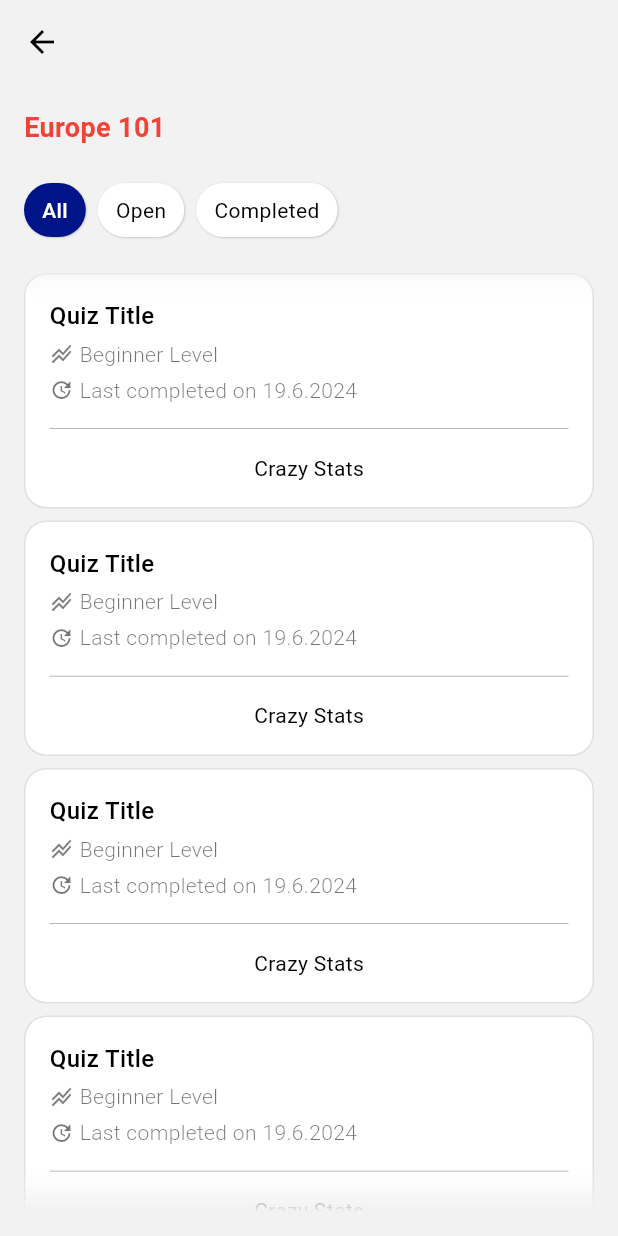
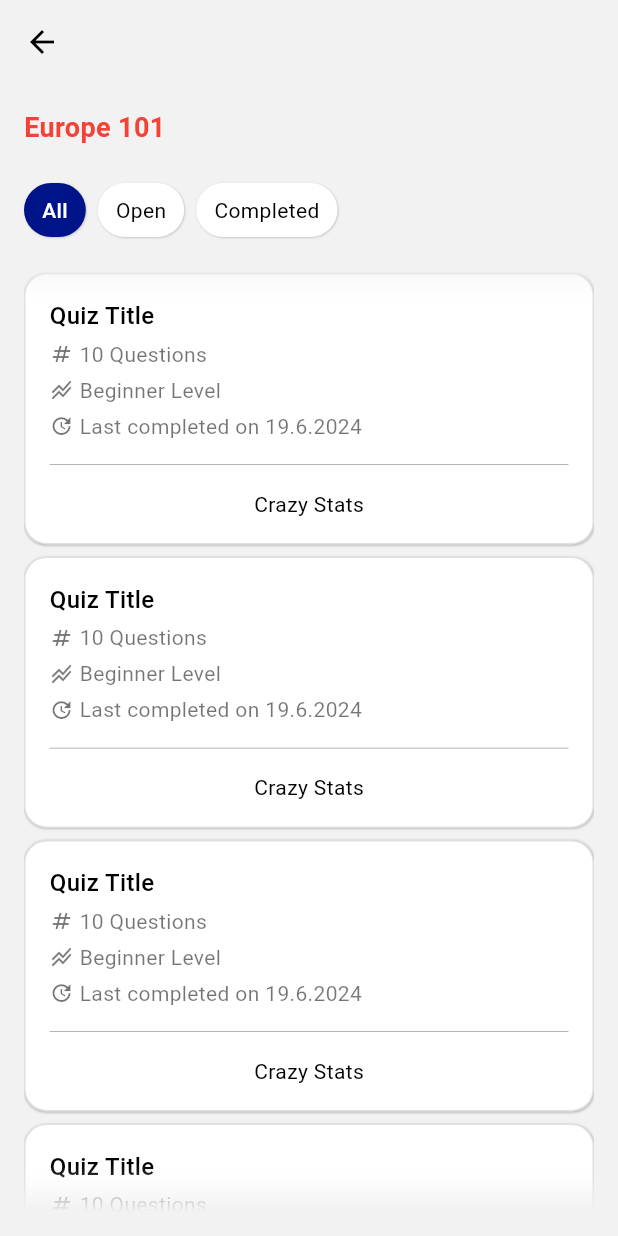
Before and after one commit to LukPle/LearnEurope, a Flutter app: the QuizSelectionScreen screen opened directly with empty values, on a phone screen of 412 x 824 dp. Run offline on Flutter 3.47's test engine with Material 3 defaults, Android fonts, the phone set to English and light mode, and no system bars; our stand-ins replace confetti, flutter_mobx, flutter_tts, mobx; missing offline and left inert: animated_digit; generated files the repository leaves out were written again; network calls fail.

```diff
--- a/lib/constants/textstyles.dart
+++ b/lib/constants/textstyles.dart
@@ -47,7 +47,6 @@ class AppTextStyles {
     return TextStyle(
       fontSize: 14,
       color: brightness == Brightness.light ? Colors.black54 : Colors.white54,
-      fontWeight: FontWeight.w300,
     );
   }
 
--- a/lib/ui/components/quiz_card.dart
+++ b/lib/ui/components/quiz_card.dart
@@ -27,6 +27,13 @@ class QuizCard extends StatelessWidget {
         color: brightness == Brightness.light ? AppColors.lightCard : AppColors.darkCard,
         borderRadius: BorderRadius.circular(15),
         border: Border.all(color: Colors.black12),
+        boxShadow: [
+          BoxShadow(
+            color: Colors.black.withOpacity(0.2),
+            blurRadius: 0.5,
+            offset: const Offset(0.5, 0.5),
+          ),
+        ],
       ),
       padding: const EdgeInsets.all(AppPaddings.padding_16),
       child: Column(
@@ -44,6 +51,21 @@ class QuizCard extends StatelessWidget {
   Widget _buildDetailsArea(Brightness brightness) {
     return Column(
       children: [
+        Row(
+          children: [
+            Icon(
+              Icons.numbers,
+              color: AppTextStyles.quizCardDetailsTextStyle(brightness).color,
+              size: AppTextStyles.quizCardDetailsTextStyle(brightness).fontSize!.toDouble() + 2,
+            ),
+            const SizedBox(width: AppPaddings.padding_4),
+            Text(
+              '${numberOfTotalQuestions.toString()} Questions',
+              style: AppTextStyles.quizCardDetailsTextStyle(brightness),
+            ),
+          ],
+        ),
+        const SizedBox(height: AppPaddings.padding_4),
         Row(
           children: [
             Icon(
--- a/lib/ui/screens/start_screen.dart
+++ b/lib/ui/screens/start_screen.dart
@@ -16,6 +16,8 @@ class StartScreen extends StatelessWidget {
         children: [
           const PageHeadline(title: 'Welcome to Learn Europe'),
           const Spacer(),
+          Image.asset('assets/image.webp'),
+          const Spacer(),
           CtaButton.primary(onPressed: () => _navigateToLogin(context), label: AppStrings.loginButton),
           const SizedBox(height: AppPaddings.padding_12),
           CtaButton.secondary(onPressed: () => _navigateToSignup(context), label: AppStrings.signupButtonStart),
--- a/pubspec.yaml
+++ b/pubspec.yaml
@@ -24,6 +24,9 @@ dependencies:
   # Confetti
   confetti: ^0.7.0
 
+  # TextToSpeech
+  flutter_tts: ^4.0.2
+
 dev_dependencies:
   flutter_test:
     sdk: flutter
```
Also changed, not shown: lib/constants/routes.dart (+6 -1 lines), lib/models/multiple_choice_content_model.dart (added, +8 -0 lines), lib/ui/components/country_border_question_card.dart (added, +26 -0 lines), lib/ui/components/languages_question_card.dart (added, +58 -0 lines), lib/ui/screens/home_screen.dart (+24 -3 lines), lib/ui/screens/multiple_choice_screen.dart (+11 -20 lines), assets/image.webp (added), pubspec.lock, 2 other files.
